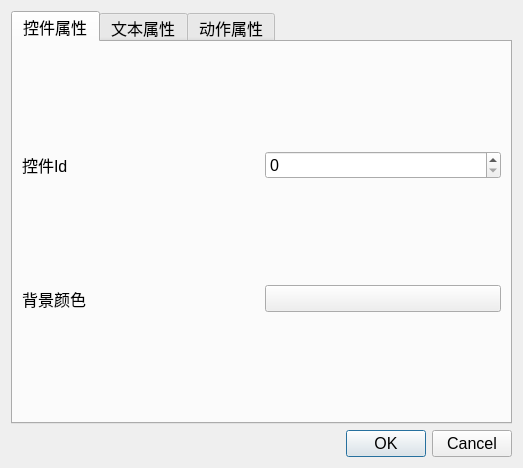
First picture: the form in window/propertydialog.ui, repository leek520/WBP, before the edit.
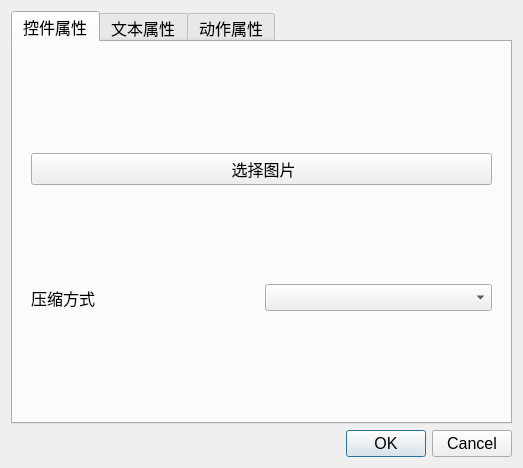
Second picture: the form after the edit. The open tabs and pages were chosen to show the change. Icons and pictures are not drawn.

What changed in the file:
```diff
--- a/window/propertydialog.ui
+++ b/window/propertydialog.ui
@@ -32,28 +32,75 @@
        <string>控件属性</string>
       </attribute>
       <layout class="QGridLayout" name="gridLayout">
-       <item row="0" column="0">
-        <widget class="QLabel" name="label_2">
-         <property name="text">
-          <string>控件Id</string>
-         </property>
-        </widget>
-       </item>
        <item row="0" column="1">
-        <widget class="QSpinBox" name="baseId"/>
-       </item>
-       <item row="1" column="0">
-        <widget class="QLabel" name="label_3">
-         <property name="text">
-          <string>背景颜色</string>
+        <widget class="QStackedWidget" name="baseStack">
+         <property name="currentIndex">
+          <number>0</number>
          </property>
-        </widget>
-       </item>
-       <item row="1" column="1">
-        <widget class="QPushButton" name="baseBkColor">
-         <property name="text">
-          <string/>
-         </property>
+         <widget class="QWidget" name="pWidget">
+          <layout class="QGridLayout" name="gridLayout_2">
+           <item row="0" column="0" colspan="3">
+            <widget class="QLabel" name="label_2">
+             <property name="text">
+              <string>控件Id</string>
+             </property>
+            </widget>
+           </item>
+           <item row="0" column="3">
+            <widget class="QSpinBox" name="baseId"/>
+           </item>
+           <item row="1" column="3">
+            <widget class="QPushButton" name="baseBkColor">
+             <property name="text">
+              <string/>
+             </property>
+            </widget>
+           </item>
+           <item row="1" column="0">
+            <widget class="QLabel" name="label_3">
+             <property name="text">
+              <string>背景颜色</string>
+             </property>
+            </widget>
+           </item>
+          </layout>
+         </widget>
+         <widget class="QWidget" name="pImage">
+          <layout class="QGridLayout" name="gridLayout_3">
+           <item row="1" column="0">
+            <widget class="QLabel" name="label_5">
+             <property name="text">
+              <string>压缩方式</string>
+             </property>
+            </widget>
+           </item>
+           <item row="1" column="1">
+            <widget class="QComboBox" name="imageCompress"/>
+           </item>
+           <item row="0" column="0" colspan="2">
+            <widget class="QPushButton" name="imagePath">
+             <property name="text">
+              <string> 选择图片</string>
+             </property>
+            </widget>
+           </item>
+          </layout>
+         </widget>
+         <widget class="QWidget" name="pGraph">
+          <widget class="QLabel" name="label_4">
+           <property name="geometry">
+            <rect>
+             <x>140</x>
+             <y>160</y>
+             <width>54</width>
+             <height>12</height>
+            </rect>
+           </property>
+           <property name="text">
+            <string>TextLabel</string>
+           </property>
+          </widget>
+         </widget>
         </widget>
        </item>
       </layout>
```
Left out of the diff: 85 changed lines with no effect on the pictures.
